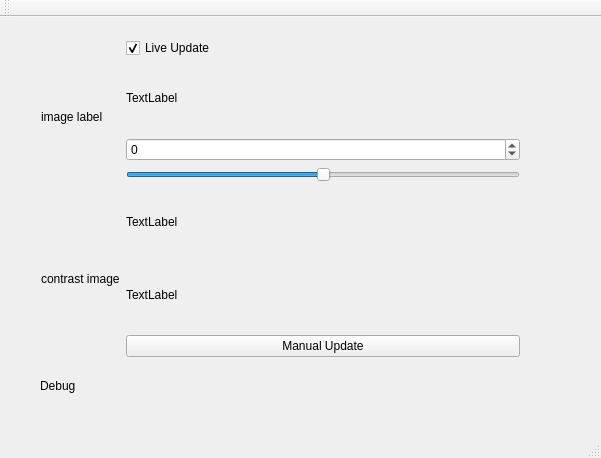
rohezal/crackvisualizer, file mainwindow.ui: the form before one commit.
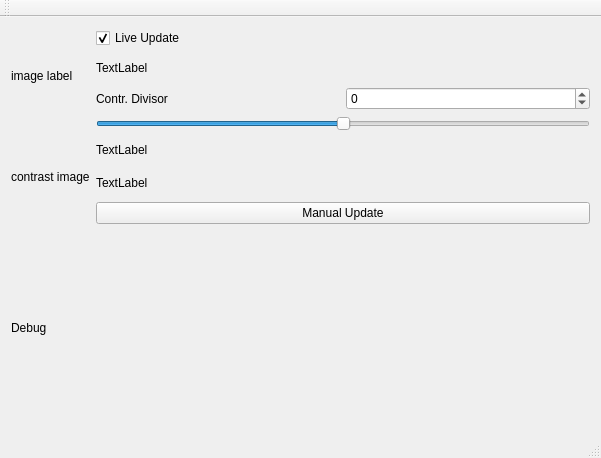
The form after the commit.

Commit message: better slider

Patch:
```diff
--- a/mainwindow.ui
+++ b/mainwindow.ui
@@ -10,24 +10,38 @@
     <height>458</height>
    </rect>
   </property>
+  <property name="sizePolicy">
+   <sizepolicy hsizetype="Preferred" vsizetype="Preferred">
+    <horstretch>0</horstretch>
+    <verstretch>0</verstretch>
+   </sizepolicy>
+  </property>
+  <property name="maximumSize">
+   <size>
+    <width>900</width>
+    <height>16777215</height>
+   </size>
+  </property>
   <property name="windowTitle">
    <string>MainWindow</string>
   </property>
   <widget class="QWidget" name="centralWidget">
-   <widget class="QWidget" name="horizontalLayoutWidget">
-    <property name="geometry">
-     <rect>
-      <x>30</x>
-      <y>10</y>
-      <width>501</width>
-      <height>341</height>
-     </rect>
-    </property>
+   <layout class="QGridLayout" name="gridLayout">
+    <item row="0" column="0">
     <layout class="QHBoxLayout" name="horizontalLayout">
+      <property name="sizeConstraint">
+       <enum>QLayout::SetMaximumSize</enum>
+      </property>
      <item>
       <layout class="QVBoxLayout" name="verticalLayout_2">
        <item>
         <widget class="QLabel" name="imagelabel">
+          <property name="maximumSize">
+           <size>
+            <width>1600</width>
+            <height>16777215</height>
+           </size>
+          </property>
          <property name="text">
           <string>image label</string>
          </property>
@@ -62,6 +76,15 @@
         </widget>
        </item>
        <item>
+         <layout class="QHBoxLayout" name="horizontalLayout_2">
+          <item>
+           <widget class="QLabel" name="label">
+            <property name="text">
+             <string>Contr. Divisor</string>
+            </property>
+           </widget>
+          </item>
+          <item>
         <widget class="QSpinBox" name="parameterContrastDivisor">
          <property name="minimum">
           <number>-100</number>
@@ -71,6 +94,8 @@
          </property>
         </widget>
        </item>
+         </layout>
+        </item>
        <item>
         <widget class="QSlider" name="slider_constrast_divisor">
          <property name="minimum">
@@ -108,20 +133,15 @@
       </layout>
      </item>
     </layout>
-   </widget>
+    </item>
+    <item row="1" column="0">
    <widget class="QLabel" name="debuglabel">
-    <property name="geometry">
-     <rect>
-      <x>40</x>
-      <y>360</y>
-      <width>67</width>
-      <height>17</height>
-     </rect>
-    </property>
     <property name="text">
      <string>Debug</string>
     </property>
    </widget>
+    </item>
+   </layout>
   </widget>
   <widget class="QMenuBar" name="menuBar">
    <property name="geometry">
```
Lines whose indentation alone changed are shown as unchanged. The commit also changes 2 other files.
